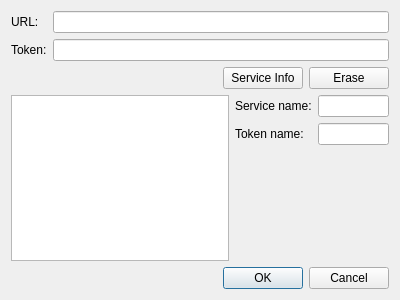
Old version of the form src/document_service/ui/dlg_document_service.ui in the repository psakar/datovka.
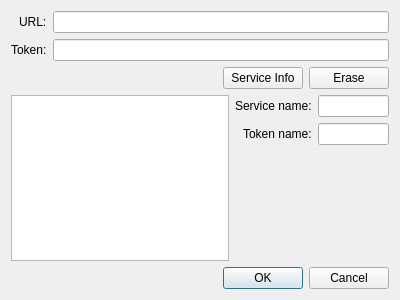
New version of the form.

Commit message: OS X has different defaults for QFormLayout.

```diff
--- a/src/document_service/ui/dlg_document_service.ui
+++ b/src/document_service/ui/dlg_document_service.ui
@@ -16,6 +16,12 @@
   <layout class="QVBoxLayout" name="verticalLayout">
    <item>
     <layout class="QFormLayout" name="formLayout">
+     <property name="fieldGrowthPolicy">
+      <enum>QFormLayout::AllNonFixedFieldsGrow</enum>
+     </property>
+     <property name="labelAlignment">
+      <set>Qt::AlignRight|Qt::AlignTrailing|Qt::AlignVCenter</set>
+     </property>
      <item row="0" column="0">
       <widget class="QLabel" name="urlLabel">
        <property name="toolTip">
@@ -82,6 +88,12 @@
      </item>
      <item>
       <layout class="QFormLayout" name="formLayout_2">
+       <property name="fieldGrowthPolicy">
+        <enum>QFormLayout::AllNonFixedFieldsGrow</enum>
+       </property>
+       <property name="labelAlignment">
+        <set>Qt::AlignRight|Qt::AlignTrailing|Qt::AlignVCenter</set>
+       </property>
        <item row="0" column="0">
         <widget class="QLabel" name="nameLabel">
          <property name="text">
```
